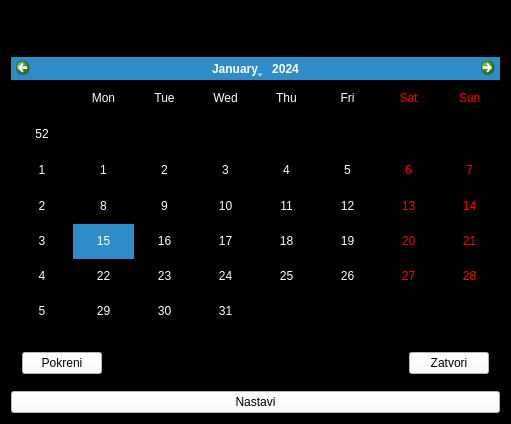
The window that predmetqt.ui (nela-dj/Theon1) describes before a commit, drawn with Qt 5.
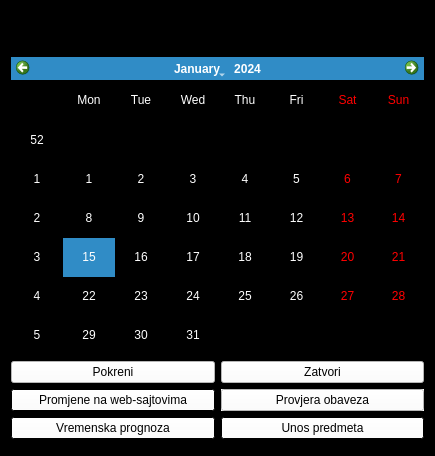
The same window after the commit.

What changed in the file:
```diff
--- a/predmetqt.ui
+++ b/predmetqt.ui
@@ -6,8 +6,8 @@
    <rect>
     <x>0</x>
     <y>0</y>
-    <width>511</width>
-    <height>424</height>
+    <width>435</width>
+    <height>456</height>
    </rect>
   </property>
   <property name="palette">
@@ -428,7 +428,7 @@
   <property name="windowTitle">
    <string>MainWindow</string>
   </property>
-  <layout class="QVBoxLayout" name="verticalLayout">
+  <layout class="QVBoxLayout" name="verticalLayout_2">
    <item>
     <widget class="QToolBar" name="toolBar">
      <property name="windowTitle">
@@ -440,16 +440,12 @@
     <widget class="QToolBar" name="mainToolBar"/>
    </item>
    <item>
+    <layout class="QVBoxLayout" name="verticalLayout">
+     <item>
     <widget class="QCalendarWidget" name="calendarWidget"/>
    </item>
    <item>
-    <widget class="QMenuBar" name="menuBar"/>
-   </item>
-   <item>
-    <widget class="QWidget" name="centralWidget" native="true">
-     <layout class="QGridLayout" name="gridLayout">
-      <item row="0" column="0">
-       <layout class="QHBoxLayout" name="horizontalLayout">
+      <layout class="QHBoxLayout" name="horizontalLayout_3">
         <item>
          <widget class="QPushButton" name="Pokreni">
           <property name="palette">
@@ -872,19 +868,6 @@
           </property>
          </widget>
         </item>
-        <item>
-         <spacer name="horizontalSpacer">
-          <property name="orientation">
-           <enum>Qt::Horizontal</enum>
-          </property>
-          <property name="sizeHint" stdset="0">
-           <size>
-            <width>40</width>
-            <height>20</height>
-           </size>
-          </property>
-         </spacer>
-        </item>
         <item>
          <widget class="QPushButton" name="Zatvori">
           <property name="palette">
@@ -1369,8 +1352,208 @@
         </item>
        </layout>
       </item>
-     </layout>
-    </widget>
+     <item>
+      <layout class="QHBoxLayout" name="horizontalLayout">
+       <item>
+        <widget class="QPushButton" name="PromjeneSajtova">
+         <property name="palette">
+          <palette>
+           <active>
+            <colorrole role="Button">
+             <brush brushstyle="SolidPattern">
+              <color alpha="255">
+               <red>255</red>
+               <green>255</green>
+               <blue>255</blue>
+              </color>
+             </brush>
+            </colorrole>
+            <colorrole role="ButtonText">
+             <brush brushstyle="SolidPattern">
+              <color alpha="255">
+               <red>0</red>
+               <green>0</green>
+               <blue>0</blue>
+              </color>
+             </brush>
+            </colorrole>
+           </active>
+           <inactive>
+            <colorrole role="Button">
+             <brush brushstyle="SolidPattern">
+              <color alpha="255">
+               <red>255</red>
+               <green>255</green>
+               <blue>255</blue>
+              </color>
+             </brush>
+            </colorrole>
+            <colorrole role="ButtonText">
+             <brush brushstyle="SolidPattern">
+              <color alpha="255">
+               <red>0</red>
+               <green>0</green>
+               <blue>0</blue>
+              </color>
+             </brush>
+            </colorrole>
+           </inactive>
+           <disabled>
+            <colorrole role="Button">
+             <brush brushstyle="SolidPattern">
+              <color alpha="255">
+               <red>255</red>
+               <green>255</green>
+               <blue>255</blue>
+              </color>
+             </brush>
+            </colorrole>
+            <colorrole role="ButtonText">
+             <brush brushstyle="SolidPattern">
+              <color alpha="255">
+               <red>0</red>
+               <green>0</green>
+               <blue>0</blue>
+              </color>
+             </brush>
+            </colorrole>
+           </disabled>
+          </palette>
+         </property>
+         <property name="text">
+          <string>Promjene na web-sajtovima</string>
+         </property>
+        </widget>
+       </item>
+       <item>
+        <widget class="QPushButton" name="ProvjeraObaveza">
+         <property name="palette">
+          <palette>
+           <active>
+            <colorrole role="Button">
+             <brush brushstyle="SolidPattern">
+              <color alpha="255">
+               <red>255</red>
+               <green>255</green>
+               <blue>255</blue>
+              </color>
+             </brush>
+            </colorrole>
+            <colorrole role="ButtonText">
+             <brush brushstyle="SolidPattern">
+              <color alpha="255">
+               <red>0</red>
+               <green>0</green>
+               <blue>0</blue>
+              </color>
+             </brush>
+            </colorrole>
+            <colorrole role="Base">
+             <brush brushstyle="SolidPattern">
+              <color alpha="255">
+               <red>0</red>
+               <green>0</green>
+               <blue>0</blue>
+              </color>
+             </brush>
+            </colorrole>
+            <colorrole role="Window">
+             <brush brushstyle="SolidPattern">
+              <color alpha="255">
+               <red>255</red>
+               <green>255</green>
+               <blue>255</blue>
+              </color>
+             </brush>
+            </colorrole>
+           </active>
+           <inactive>
+            <colorrole role="Button">
+             <brush brushstyle="SolidPattern">
+              <color alpha="255">
+               <red>255</red>
+               <green>255</green>
+               <blue>255</blue>
+              </color>
+             </brush>
+            </colorrole>
+            <colorrole role="ButtonText">
+             <brush brushstyle="SolidPattern">
+              <color alpha="255">
+               <red>0</red>
+               <green>0</green>
+               <blue>0</blue>
+              </color>
+             </brush>
+            </colorrole>
+            <colorrole role="Base">
+             <brush brushstyle="SolidPattern">
+              <color alpha="255">
+               <red>0</red>
+               <green>0</green>
+               <blue>0</blue>
+              </color>
+             </brush>
+            </colorrole>
+            <colorrole role="Window">
+             <brush brushstyle="SolidPattern">
+              <color alpha="255">
+               <red>255</red>
+               <green>255</green>
+               <blue>255</blue>
+              </color>
+             </brush>
+            </colorrole>
+           </inactive>
+           <disabled>
+            <colorrole role="Button">
+             <brush brushstyle="SolidPattern">
+              <color alpha="255">
+               <red>255</red>
+               <green>255</green>
+               <blue>255</blue>
+              </color>
+             </brush>
+            </colorrole>
+            <colorrole role="ButtonText">
+             <brush brushstyle="SolidPattern">
+              <color alpha="255">
+               <red>0</red>
+               <green>0</green>
+               <blue>0</blue>
+              </color>
+             </brush>
+            </colorrole>
+            <colorrole role="Base">
+             <brush brushstyle="SolidPattern">
+              <color alpha="255">
+               <red>255</red>
+               <green>255</green>
+               <blue>255</blue>
+              </color>
+             </brush>
+            </colorrole>
+            <colorrole role="Window">
+             <brush brushstyle="SolidPattern">
+              <color alpha="255">
+               <red>255</red>
+               <green>255</green>
+               <blue>255</blue>
+              </color>
+             </brush>
+            </colorrole>
+           </disabled>
+          </palette>
+         </property>
+         <property name="autoFillBackground">
+          <bool>true</bool>
+         </property>
+         <property name="text">
+          <string>Provjera obaveza</string>
+         </property>
+        </widget>
+       </item>
+      </layout>
    </item>
    <item>
     <layout class="QHBoxLayout" name="horizontalLayout_2">
@@ -1379,15 +1562,6 @@
        <property name="palette">
         <palette>
          <active>
-          <colorrole role="WindowText">
-           <brush brushstyle="SolidPattern">
-            <color alpha="255">
-             <red>0</red>
-             <green>0</green>
-             <blue>0</blue>
-            </color>
-           </brush>
-          </colorrole>
           <colorrole role="Button">
            <brush brushstyle="SolidPattern">
             <color alpha="255">
@@ -1397,52 +1571,18 @@
             </color>
            </brush>
           </colorrole>
-          <colorrole role="Light">
+            <colorrole role="ButtonText">
            <brush brushstyle="SolidPattern">
             <color alpha="255">
-             <red>255</red>
-             <green>255</green>
-             <blue>255</blue>
-            </color>
-           </brush>
-          </colorrole>
-          <colorrole role="Midlight">
-           <brush brushstyle="SolidPattern">
-            <color alpha="255">
-             <red>255</red>
-             <green>255</green>
-             <blue>255</blue>
-            </color>
-           </brush>
-          </colorrole>
-          <colorrole role="Dark">
-           <brush brushstyle="SolidPattern">
-            <color alpha="255">
-             <red>127</red>
-             <green>127</green>
-             <blue>127</blue>
-            </color>
-           </brush>
-          </colorrole>
-          <colorrole role="Mid">
-           <brush brushstyle="SolidPattern">
-            <color alpha="255">
-             <red>170</red>
-             <green>170</green>
-             <blue>170</blue>
-            </color>
-           </brush>
-          </colorrole>
-          <colorrole role="Text">
-           <brush brushstyle="SolidPattern">
-            <color alpha="255">
              <red>0</red>
              <green>0</green>
              <blue>0</blue>
             </color>
            </brush>
           </colorrole>
-          <colorrole role="BrightText">
+           </active>
+           <inactive>
+            <colorrole role="Button">
            <brush brushstyle="SolidPattern">
             <color alpha="255">
              <red>255</red>
@@ -1460,7 +1600,9 @@
             </color>
            </brush>
           </colorrole>
-          <colorrole role="Base">
+           </inactive>
+           <disabled>
+            <colorrole role="Button">
            <brush brushstyle="SolidPattern">
             <color alpha="255">
              <red>255</red>
@@ -1469,63 +1611,40 @@
             </color>
            </brush>
           </colorrole>
-          <colorrole role="Window">
+            <colorrole role="ButtonText">
            <brush brushstyle="SolidPattern">
             <color alpha="255">
-             <red>255</red>
-             <green>255</green>
-             <blue>255</blue>
-            </color>
-           </brush>
-          </colorrole>
-          <colorrole role="Shadow">
-           <brush brushstyle="SolidPattern">
-            <color alpha="255">
              <red>0</red>
              <green>0</green>
              <blue>0</blue>
             </color>
            </brush>
           </colorrole>
-          <colorrole role="Highlight">
+           </disabled>
+          </palette>
+         </property>
+         <property name="text">
+          <string>Vremenska prognoza</string>
+         </property>
+        </widget>
+       </item>
+       <item>
+        <widget class="QPushButton" name="UnosPredmeta">
+         <property name="palette">
+          <palette>
+           <active>
+            <colorrole role="Button">
            <brush brushstyle="SolidPattern">
             <color alpha="255">
-             <red>60</red>
-             <green>59</green>
-             <blue>66</blue>
-            </color>
-           </brush>
-          </colorrole>
-          <colorrole role="Link">
-           <brush brushstyle="SolidPattern">
-            <color alpha="255">
-             <red>75</red>
-             <green>72</green>
-             <blue>74</blue>
-            </color>
-           </brush>
-          </colorrole>
-          <colorrole role="AlternateBase">
-           <brush brushstyle="SolidPattern">
-            <color alpha="255">
              <red>255</red>
              <green>255</green>
              <blue>255</blue>
             </color>
            </brush>
           </colorrole>
-          <colorrole role="ToolTipBase">
+            <colorrole role="ButtonText">
            <brush brushstyle="SolidPattern">
             <color alpha="255">
-             <red>255</red>
-             <green>255</green>
-             <blue>220</blue>
-            </color>
-           </brush>
-          </colorrole>
-          <colorrole role="ToolTipText">
-           <brush brushstyle="SolidPattern">
-            <color alpha="255">
              <red>0</red>
              <green>0</green>
              <blue>0</blue>
@@ -1534,15 +1653,6 @@
           </colorrole>
          </active>
          <inactive>
-          <colorrole role="WindowText">
-           <brush brushstyle="SolidPattern">
-            <color alpha="255">
-             <red>0</red>
-             <green>0</green>
-             <blue>0</blue>
-            </color>
-           </brush>
-          </colorrole>
           <colorrole role="Button">
            <brush brushstyle="SolidPattern">
             <color alpha="255">
@@ -1552,60 +1662,6 @@
             </color>
            </brush>
           </colorrole>
-          <colorrole role="Light">
-           <brush brushstyle="SolidPattern">
-            <color alpha="255">
-             <red>255</red>
-             <green>255</green>
-             <blue>255</blue>
-            </color>
-           </brush>
-          </colorrole>
-          <colorrole role="Midlight">
-           <brush brushstyle="SolidPattern">
-            <color alpha="255">
-             <red>255</red>
-             <green>255</green>
-             <blue>255</blue>
-            </color>
-           </brush>
-          </colorrole>
-          <colorrole role="Dark">
-           <brush brushstyle="SolidPattern">
-            <color alpha="255">
-             <red>127</red>
-             <green>127</green>
-             <blue>127</blue>
-            </color>
-           </brush>
-          </colorrole>
-          <colorrole role="Mid">
-           <brush brushstyle="SolidPattern">
-            <color alpha="255">
-             <red>170</red>
-             <green>170</green>
-             <blue>170</blue>
-            </color>
-           </brush>
-          </colorrole>
-          <colorrole role="Text">
-           <brush brushstyle="SolidPattern">
-            <color alpha="255">
-             <red>0</red>
-             <green>0</green>
-             <blue>0</blue>
-            </color>
-           </brush>
-          </colorrole>
-          <colorrole role="BrightText">
-           <brush brushstyle="SolidPattern">
-            <color alpha="255">
-             <red>255</red>
-             <green>255</green>
-             <blue>255</blue>
-            </color>
-           </brush>
-          </colorrole>
           <colorrole role="ButtonText">
            <brush brushstyle="SolidPattern">
             <color alpha="255">
@@ -1615,89 +1671,8 @@
             </color>
            </brush>
           </colorrole>
-          <colorrole role="Base">
-           <brush brushstyle="SolidPattern">
-            <color alpha="255">
-             <red>255</red>
-             <green>255</green>
-             <blue>255</blue>
-            </color>
-           </brush>
-          </colorrole>
-          <colorrole role="Window">
-           <brush brushstyle="SolidPattern">
-            <color alpha="255">
-             <red>255</red>
-             <green>255</green>
-             <blue>255</blue>
-            </color>
-           </brush>
-          </colorrole>
-          <colorrole role="Shadow">
-           <brush brushstyle="SolidPattern">
-            <color alpha="255">
-             <red>0</red>
-             <green>0</green>
-             <blue>0</blue>
-            </color>
-           </brush>
-          </colorrole>
-          <colorrole role="Highlight">
-           <brush brushstyle="SolidPattern">
-            <color alpha="255">
-             <red>60</red>
-             <green>59</green>
-             <blue>66</blue>
-            </color>
-           </brush>
-          </colorrole>
-          <colorrole role="Link">
-           <brush brushstyle="SolidPattern">
-            <color alpha="255">
-             <red>75</red>
-             <green>72</green>
-             <blue>74</blue>
-            </color>
-           </brush>
-          </colorrole>
-          <colorrole role="AlternateBase">
-           <brush brushstyle="SolidPattern">
-            <color alpha="255">
-             <red>255</red>
-             <green>255</green>
-             <blue>255</blue>
-            </color>
-           </brush>
-          </colorrole>
-          <colorrole role="ToolTipBase">
-           <brush brushstyle="SolidPattern">
-            <color alpha="255">
-             <red>255</red>
-             <green>255</green>
-             <blue>220</blue>
-            </color>
-           </brush>
-          </colorrole>
-          <colorrole role="ToolTipText">
-           <brush brushstyle="SolidPattern">
-            <color alpha="255">
-             <red>0</red>
-             <green>0</green>
-             <blue>0</blue>
-            </color>
-           </brush>
-          </colorrole>
          </inactive>
          <disabled>
-          <colorrole role="WindowText">
-           <brush brushstyle="SolidPattern">
-            <color alpha="255">
-             <red>127</red>
-             <green>127</green>
-             <blue>127</blue>
-            </color>
-           </brush>
-          </colorrole>
           <colorrole role="Button">
            <brush brushstyle="SolidPattern">
             <color alpha="255">
@@ -1707,156 +1682,29 @@
             </color>
            </brush>
           </colorrole>
-          <colorrole role="Light">
-           <brush brushstyle="SolidPattern">
-            <color alpha="255">
-             <red>255</red>
-             <green>255</green>
-             <blue>255</blue>
-            </color>
-           </brush>
-          </colorrole>
-          <colorrole role="Midlight">
-           <brush brushstyle="SolidPattern">
-            <color alpha="255">
-             <red>255</red>
-             <green>255</green>
-             <blue>255</blue>
-            </color>
-           </brush>
-          </colorrole>
-          <colorrole role="Dark">
-           <brush brushstyle="SolidPattern">
-            <color alpha="255">
-             <red>127</red>
-             <green>127</green>
-             <blue>127</blue>
-            </color>
-           </brush>
-          </colorrole>
-          <colorrole role="Mid">
-           <brush brushstyle="SolidPattern">
-            <color alpha="255">
-             <red>170</red>
-             <green>170</green>
-             <blue>170</blue>
-            </color>
-           </brush>
-          </colorrole>
-          <colorrole role="Text">
-           <brush brushstyle="SolidPattern">
-            <color alpha="255">
-             <red>127</red>
-             <green>127</green>
-             <blue>127</blue>
-            </color>
-           </brush>
-          </colorrole>
-          <colorrole role="BrightText">
-           <brush brushstyle="SolidPattern">
-            <color alpha="255">
-             <red>255</red>
-             <green>255</green>
-             <blue>255</blue>
-            </color>
-           </brush>
-          </colorrole>
           <colorrole role="ButtonText">
            <brush brushstyle="SolidPattern">
             <color alpha="255">
-             <red>127</red>
-             <green>127</green>
-             <blue>127</blue>
-            </color>
-           </brush>
-          </colorrole>
-          <colorrole role="Base">
-           <brush brushstyle="SolidPattern">
-            <color alpha="255">
-             <red>255</red>
-             <green>255</green>
-             <blue>255</blue>
-            </color>
-           </brush>
-          </colorrole>
-          <colorrole role="Window">
-           <brush brushstyle="SolidPattern">
-            <color alpha="255">
-             <red>255</red>
-             <green>255</green>
-             <blue>255</blue>
-            </color>
-           </brush>
-          </colorrole>
-          <colorrole role="Shadow">
-           <brush brushstyle="SolidPattern">
-            <color alpha="255">
              <red>0</red>
              <green>0</green>
              <blue>0</blue>
             </color>
            </brush>
           </colorrole>
-          <colorrole role="Highlight">
-           <brush brushstyle="SolidPattern">
-            <color alpha="255">
-             <red>46</red>
-             <green>51</green>
-             <blue>56</blue>
-            </color>
-           </brush>
-          </colorrole>
-          <colorrole role="Link">
-           <brush brushstyle="SolidPattern">
-            <color alpha="255">
-             <red>75</red>
-             <green>72</green>
-             <blue>74</blue>
-            </color>
-           </brush>
-          </colorrole>
-          <colorrole role="AlternateBase">
-           <brush brushstyle="SolidPattern">
-            <color alpha="255">
-             <red>255</red>
-             <green>255</green>
-             <blue>255</blue>
-            </color>
-           </brush>
-          </colorrole>
-          <colorrole role="ToolTipBase">
-           <brush brushstyle="SolidPattern">
-            <color alpha="255">
-             <red>255</red>
-             <green>255</green>
-             <blue>220</blue>
-            </color>
-           </brush>
-          </colorrole>
-          <colorrole role="ToolTipText">
-           <brush brushstyle="SolidPattern">
-            <color alpha="255">
-             <red>0</red>
-             <green>0</green>
-             <blue>0</blue>
-            </color>
-           </brush>
-          </colorrole>
          </disabled>
         </palette>
        </property>
        <property name="text">
-        <string>Nastavi</string>
-       </property>
-       <property name="autoDefault">
-        <bool>false</bool>
-       </property>
-       <property name="default">
-        <bool>false</bool>
-       </property>
+          <string>Unos predmeta</string>
+         </property>
       </widget>
      </item>
     </layout>
+     </item>
+    </layout>
+   </item>
+   <item>
+    <widget class="QMenuBar" name="menuBar"/>
    </item>
   </layout>
  </widget>
```
Left out of the diff: 40 changed lines with no effect on the pictures. Lines whose indentation alone changed are shown as unchanged.
